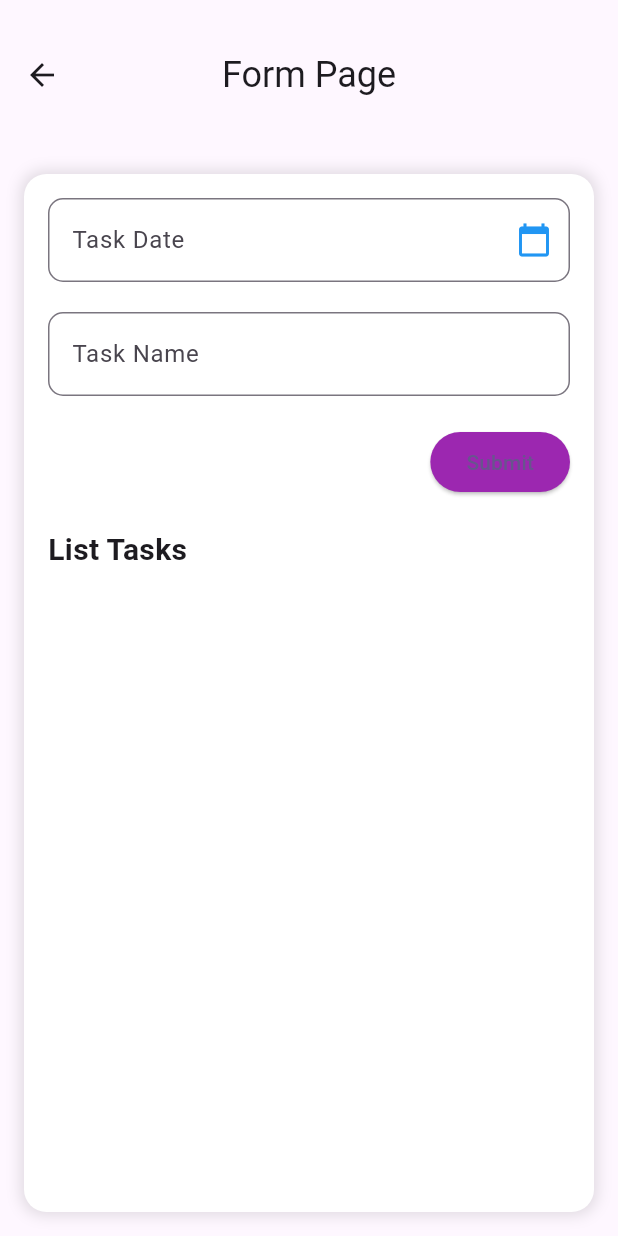
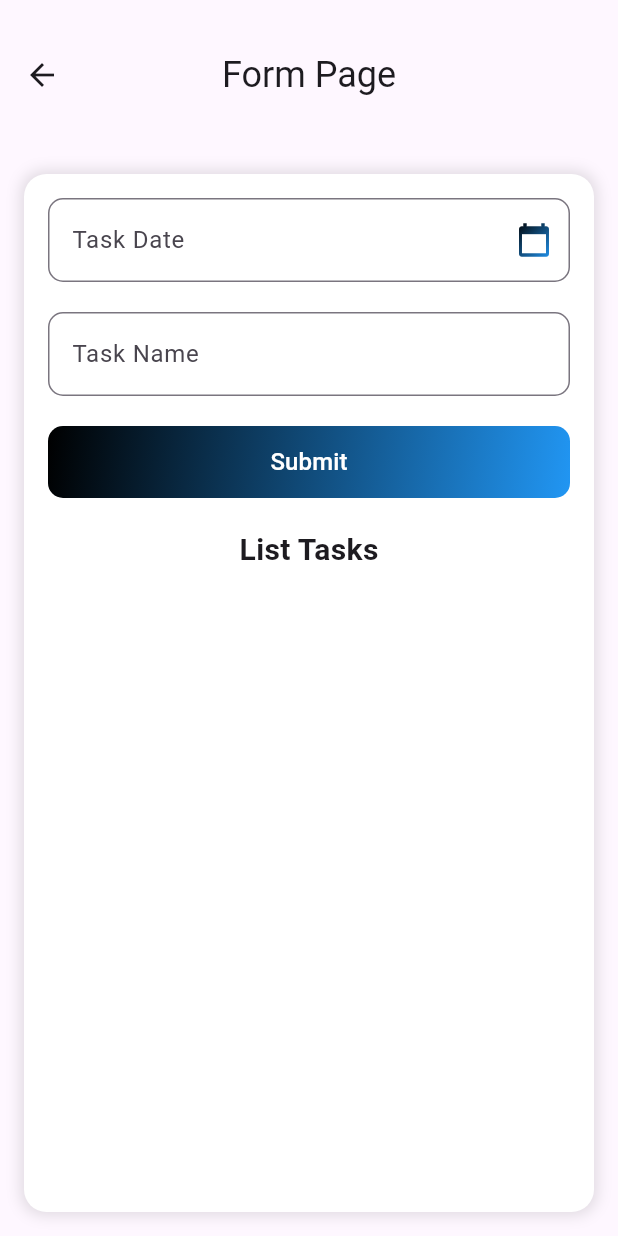
Before and after one commit to Aryaaa30/TodoApp_0114, a Flutter app: the TodoPage screen opened directly, on a phone screen of 412 x 824 dp. Run offline on Flutter 3.47's test engine with Material 3 defaults, Android fonts, the phone set to English and light mode, and no system bars.

Commit message:
Mengubah desaign tombol submit dan icon tanggal

```diff
--- a/lib/todo_page.dart
+++ b/lib/todo_page.dart
@@ -104,9 +104,23 @@ class _TodoPageState extends State<TodoPage> {
                             borderRadius: BorderRadius.circular(10),
                           ),
                           suffixIcon: IconButton(
-                            icon: const Icon(
+                            icon: ShaderMask(
+                              shaderCallback: (Rect bounds) {
+                                return const LinearGradient(
+                                  colors: [
+                                    Colors.black,
+                                    Colors.blue,
+                                  ], // Hitam ke Biru
+                                  begin: Alignment.topLeft,
+                                  end: Alignment.bottomRight,
+                                ).createShader(bounds);
+                              },
+                              child: const Icon(
                                 Icons.calendar_today,
-                              color: Colors.blue,
+                                color:
+                                    Colors
+                                        .white, // Warna ini akan di-replace oleh gradient
+                              ),
                             ),
                             onPressed: _pickDate,
                           ),
@@ -130,23 +144,46 @@ class _TodoPageState extends State<TodoPage> {
                 ),
                 const SizedBox(height: 20),
 
-                // Submit Button
+                // Submit Button dengan Gradient Warna Biru dan Hitam
                 Align(
-                  alignment: Alignment.centerRight,
+                  alignment: Alignment.center,
+                  child: Container(
+                    width: double.infinity, // Lebar penuh
+                    decoration: BoxDecoration(
+                      gradient: const LinearGradient(
+                        colors: [Colors.black, Colors.blue], // Hitam ke Biru
+                        begin: Alignment.topLeft,
+                        end: Alignment.bottomRight,
+                      ),
+                      borderRadius: BorderRadius.circular(10),
+                    ),
                     child: ElevatedButton(
                       style: ElevatedButton.styleFrom(
-                      backgroundColor: Colors.purple,
+                        backgroundColor:
+                            Colors
+                                .transparent, // Transparan agar gradient terlihat
+                        shadowColor:
+                            Colors.transparent, // Menghilangkan shadow bawaan
+                        shape: RoundedRectangleBorder(
+                          borderRadius: BorderRadius.circular(10),
+                        ),
                       ),
                       onPressed: _addTask,
-                    child: const Text('Submit'),
+                      child: const Text(
+                        'Submit',
+                        style: TextStyle(color: Colors.white, fontSize: 16),
+                      ),
+                    ),
                   ),
                 ),
                 const SizedBox(height: 20),
 
                 // List Tasks
-                const Text(
+                const Center(
+                  child: Text(
                     "List Tasks",
                     style: TextStyle(fontSize: 20, fontWeight: FontWeight.bold),
+                  ),
                 ),
                 Expanded(
                   child: ListView.builder(
```
Lines whose indentation alone changed are shown as unchanged.
